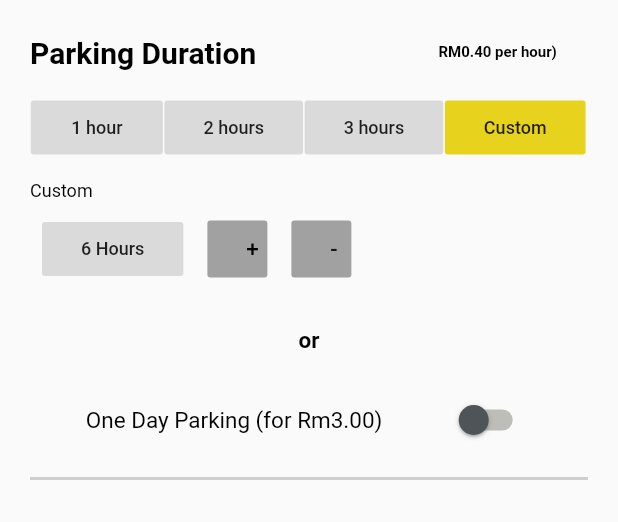
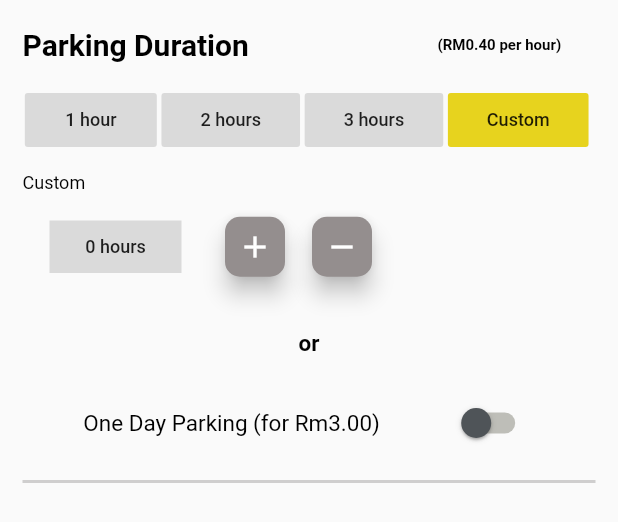
Before and after one commit to bebbotgaf/psp_parking, a Flutter app: the ParkingDuration widget shown alone on an empty page, opened directly, on a phone screen of 412 x 824 dp. Shown: the top 522 px of the screen. Run offline on Flutter 3.47's test engine with Material 2 defaults, Android fonts, the phone set to English and light mode, and no system bars; missing offline and left inert: dart:html.

Commit message:
Final V1.1

```diff
--- a/lib/features/home/widgets/wallet_reward.dart
+++ b/lib/features/home/widgets/wallet_reward.dart
@@ -1,6 +1,6 @@
 import 'package:flutter/material.dart';
-import 'package:psp_parking/features/home/widgets/reward.dart';
-import 'package:psp_parking/features/home/widgets/wallet.dart';
+import 'package:psp_parking/features/home/widgets/rewards.dart';
+import 'package:psp_parking/features/home/widgets/wallet_amt.dart';
 
 class WalletReward extends StatelessWidget {
 
--- a/lib/features/parking/parking_screen.dart
+++ b/lib/features/parking/parking_screen.dart
@@ -3,7 +3,7 @@ import 'dart:html';
 import 'package:flutter/material.dart';
 import 'package:psp_parking/features/parking/widgets/app_bar_parking.dart';
 import 'package:psp_parking/features/parking/widgets/location.dart';
-import 'package:psp_parking/features/parking/widgets/location_1.dart';
+import 'package:psp_parking/features/parking/widgets/location1.dart';
 import 'package:psp_parking/features/parking/widgets/maps.dart';
 import 'package:psp_parking/features/parking/widgets/search.dart';
 
--- a/lib/features/payment/payment_screen.dart
+++ b/lib/features/payment/payment_screen.dart
@@ -1,5 +1,5 @@
 import 'package:flutter/material.dart';
-import 'package:psp_parking/features/payment/widgets/appbar_payment.dart';
+import 'package:psp_parking/features/payment/widgets/app_bar_payment.dart';
 import 'package:psp_parking/features/payment/widgets/bottom_bar.dart';
 import 'package:psp_parking/features/payment/widgets/parking_duration.dart';
 import 'package:psp_parking/features/payment/widgets/promo_code.dart';
--- /dev/null
+++ b/lib/features/payment/widgets/counter.dart
@@ -0,0 +1,71 @@
+import 'package:flutter/material.dart';
+
+class CounterButton extends StatefulWidget {
+  const CounterButton({ Key? key }) : super(key: key);
+
+  @override
+  State<CounterButton> createState() => _CounterButtonState();
+}
+
+class _CounterButtonState extends State<CounterButton> {
+  int _counter = 0;
+
+  void increment() {
+    setState(() {
+      _counter++;
+    });
+  }
+
+  void decrement() {
+    setState(() {
+      _counter--;
+    });
+  }
+
+  @override
+  Widget build(BuildContext context) {
+    return Column(
+      children: [
+        Row(
+          children:<Widget> [
+            Padding(
+              padding: const EdgeInsets.all(10.0),
+              child: Container(
+                height: 35.0,
+                color: Color.fromARGB(255, 218, 218, 218),
+                child: FlatButton(
+                  child: Text('$_counter hours', style: TextStyle(fontSize: 12.0),),
+                  onPressed: () {},
+                ),
+              ),
+            ),
+
+            SizedBox(width: 15.0,),
+
+            FloatingActionButton.small(
+              backgroundColor: Color.fromARGB(255, 148, 142, 142),
+              shape: RoundedRectangleBorder(
+                borderRadius: BorderRadius.all(Radius.circular(10.0))
+              ),
+              onPressed: increment,
+              child: Icon(Icons.add),
+              tooltip: 'Increment',
+            ),
+
+            SizedBox(width: 10.0,),
+
+            FloatingActionButton.small(
+              backgroundColor: Color.fromARGB(255, 148, 142, 142),
+              shape: RoundedRectangleBorder(
+                borderRadius: BorderRadius.all(Radius.circular(10.0))
+              ),
+              onPressed: decrement,
+              child: Icon(Icons.remove),
+              tooltip: 'Decrement',
+            ),
+          ],
+        ),
+      ],
+    );
+  }
+}
--- a/lib/features/payment/widgets/parking_duration.dart
+++ b/lib/features/payment/widgets/parking_duration.dart
@@ -1,4 +1,5 @@
 import 'package:flutter/material.dart';
+import 'package:psp_parking/features/payment/widgets/counter.dart';
 
 
 class ParkingDuration extends StatelessWidget {
@@ -7,7 +8,7 @@ class ParkingDuration extends StatelessWidget {
   @override
   Widget build(BuildContext context) {
     return Padding(
-      padding: const EdgeInsets.all(20.0),
+      padding: const EdgeInsets.all(15.0),
       child: Column(
         children: [
           Row(
@@ -17,7 +18,7 @@ class ParkingDuration extends StatelessWidget {
                   style:
                       TextStyle(fontWeight: FontWeight.bold, fontSize: 20, color: Colors.black)),
               SizedBox(width: 80),
-              Text('RM0.40 per hour)',
+              Text('(RM0.40 per hour)',
                   style:
                       TextStyle(fontWeight: FontWeight.bold, fontSize: 10, color: Colors.black)),
               SizedBox(height: 30),
@@ -91,59 +92,8 @@ class ParkingDuration extends StatelessWidget {
             children: [
               Padding(
                 padding: const EdgeInsets.all(8.0),
-                child: Container(
-                  child: FlatButton(
-                    child: Padding(
-                      padding: const EdgeInsets.all(10.0),
-                      child: Text(
-                        '6 Hours',
-                        style: TextStyle(fontSize: 12.0),
-                      ),
-                    ),
-                    color: Color.fromARGB(255, 218, 218, 218),
-                    onPressed: () {},
-                  ),
-                ),
+                child: CounterButton()
               ),
-              Padding(
-                padding: const EdgeInsets.all(8.0),
-                child: SizedBox(
-
-                  width: 40,
-                  child: FlatButton(
-                    child: Padding(
-                      padding: const EdgeInsets.all(10.0),
-                      child: Text(
-                        '+',
-                        style: TextStyle(fontSize: 15.0, color: Colors.black),
-                      ),
-                    ),
-                    color: Color.fromARGB(255, 162, 161, 161),
-                    onPressed: () {},
-                  ),
-                ),
-              ),
-             Padding(
-                  padding: const EdgeInsets.all(8.0),
-                  child: SizedBox(
-                    width: 40,
-                    child: FlatButton(
-
-                      child: Padding(
-                        padding: const EdgeInsets.all(10.0),
-                        child:
-
-                        Text(
-                          '-',
-                          style: TextStyle(fontSize: 15.0),
-                        ),
-                      ),
-                      color: Color.fromARGB(255, 162, 161, 161),
-                      onPressed: () {},
-                    ),
-                  ),
-                ),
-
             ],
           ),
           Padding(padding: const EdgeInsets.all(20.0),
--- a/lib/main.dart
+++ b/lib/main.dart
@@ -1,6 +1,6 @@
 import 'dart:html';
 import 'package:flutter/material.dart';
-import 'package:psp_parking/features/home/widgets/appbar_home.dart';
+import 'package:psp_parking/features/home/widgets/app_bar_parking.dart';
 
 import 'features/home/home_screen.dart';
 
```
Also changed, not shown: lib/features/home/home_screen.dart (+5 -5 lines), lib/app.dart (deleted), lib/features/home/widgets/app_bar_parking.dart (renamed from lib/features/home/widgets/appbar_home.dart), lib/features/home/widgets/bottom_nav_bar.dart (renamed from lib/features/home/widgets/bottomnavbar_home.dart), lib/features/home/widgets/navbar_button.dart (deleted), lib/features/home/widgets/notification.dart (renamed from lib/features/home/widgets/notify.dart), lib/features/home/widgets/rewards.dart (renamed from lib/features/home/widgets/reward.dart), lib/features/home/widgets/wallet_amt.dart (renamed from lib/features/home/widgets/wallet.dart), lib/features/parking/widgets/location1.dart (renamed from lib/features/parking/widgets/location_1.dart), lib/features/payment/widgets/app_bar_payment.dart (renamed from lib/features/payment/widgets/appbar_payment.dart).
